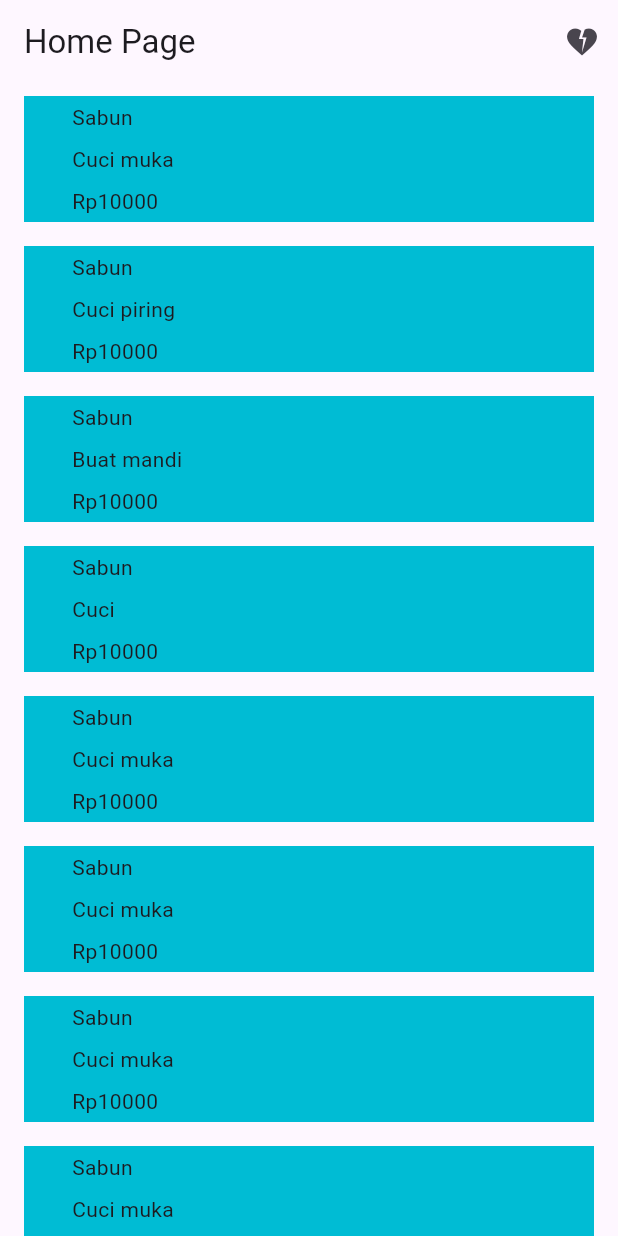
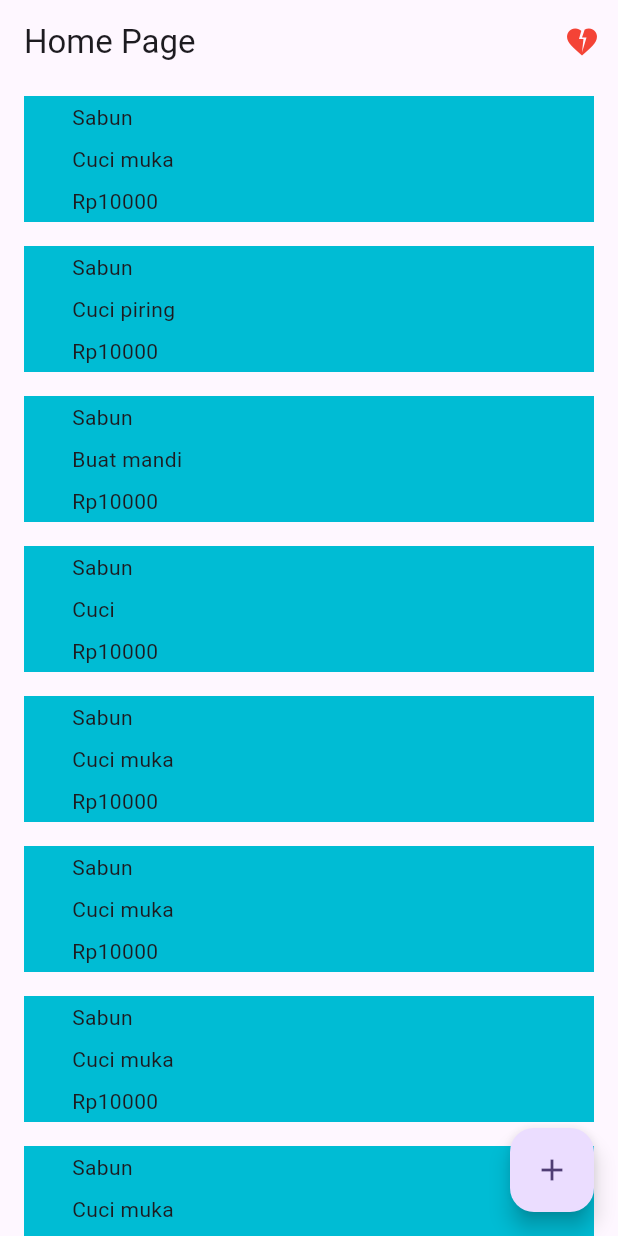
Before and after one commit to sendotjiam/flutter-bootcamp-bncc, a Flutter app: the screen it shows after launch, on a phone screen of 412 x 824 dp. Run offline on Flutter 3.47's test engine with Material 2 defaults, Android fonts, the phone set to English and light mode, and no system bars.

Commit message:
Add pert4

```diff
--- a/pert3/lib/main.dart
+++ b/pert3/lib/main.dart
@@ -6,9 +6,25 @@ void main() {
   runApp(const MyApp());
 }
 
-List<ItemModel> wishlists = [
+List<ItemModel> itemList = [
+  ItemModel("Sabun", "Cuci muka", 10000),
+  ItemModel("Sabun", "Cuci piring", 10000),
+  ItemModel("Sabun", "Buat mandi", 10000),
+  ItemModel("Sabun", "Cuci", 10000),
+  ItemModel("Sabun", "Cuci muka", 10000),
+  ItemModel("Sabun", "Cuci muka", 10000),
+  ItemModel("Sabun", "Cuci muka", 10000),
+  ItemModel("Sabun", "Cuci muka", 10000),
+  ItemModel("Sabun", "Cuci muka", 10000),
+  ItemModel("Sabun", "Cuci muka", 10000),
+  ItemModel("Sabun", "Cuci muka", 10000),
+  ItemModel("Sabun", "Cuci muka", 10000),
+  ItemModel("Sabun", "Cuci muka", 10000),
+  ItemModel("Sabun", "Cuci muka", 10000),
+  ItemModel("Sabun", "Cuci muka", 10000),
+];
 
-];
+List<ItemModel> wishlists = [];
 
 class MyApp extends StatelessWidget {
   const MyApp({super.key});
--- a/pert3/lib/screens/home_screen.dart
+++ b/pert3/lib/screens/home_screen.dart
@@ -1,29 +1,17 @@
 import 'package:flutter/material.dart';
+import 'package:pert3/components/form_bottom_sheet.dart';
 import 'package:pert3/main.dart';
 import 'package:pert3/models/item_model.dart';
 import 'package:pert3/screens/wishlist_screen.dart';
 
-class HomeScreen extends StatelessWidget {
-  final _data = [
-    ItemModel("Sabun", "Cuci muka", 10000),
-    ItemModel("Sabun", "Cuci piring", 10000),
-    ItemModel("Sabun", "Buat mandi", 10000),
-    ItemModel("Sabun", "Cuci", 10000),
-    ItemModel("Sabun", "Cuci muka", 10000),
-    ItemModel("Sabun", "Cuci muka", 10000),
-    ItemModel("Sabun", "Cuci muka", 10000),
-    ItemModel("Sabun", "Cuci muka", 10000),
-    ItemModel("Sabun", "Cuci muka", 10000),
-    ItemModel("Sabun", "Cuci muka", 10000),
-    ItemModel("Sabun", "Cuci muka", 10000),
-    ItemModel("Sabun", "Cuci muka", 10000),
-    ItemModel("Sabun", "Cuci muka", 10000),
-    ItemModel("Sabun", "Cuci muka", 10000),
-    ItemModel("Sabun", "Cuci muka", 10000),
-  ];
+class HomeScreen extends StatefulWidget {
+  const HomeScreen({super.key});
 
-  HomeScreen({super.key});
+  @override
+  State<HomeScreen> createState() => _HomeScreenState();
+}
 
+class _HomeScreenState extends State<HomeScreen> {
   @override
   Widget build(BuildContext context) {
     return Scaffold(
@@ -38,9 +26,31 @@ class HomeScreen extends StatelessWidget {
                 ),
               );
             },
-            icon: const Icon(Icons.heart_broken),
+            icon: const Icon(
+              Icons.heart_broken,
+              color: Colors.red,
+            ),
           ),
         ],
+      ),
+      floatingActionButton: FloatingActionButton(
+        onPressed: () async {
+          ItemModel model = await showModalBottomSheet(
+            isScrollControlled: true,
+            context: context,
+            builder: (context) {
+              return Padding(
+                padding: EdgeInsets.only(
+                    bottom: MediaQuery.of(context).viewInsets.bottom),
+                child: const FormBottomSheet(),
+              );
+            },
+          );
+          setState(() {
+            itemList.add(model);
+          });
+        },
+        child: const Icon(Icons.add),
       ),
       body: SafeArea(
         // LayoutBuilder(
@@ -58,12 +68,12 @@ class HomeScreen extends StatelessWidget {
         //     }
         //   },
         child: ListView.builder(
-          itemCount: _data.length,
+          itemCount: itemList.length,
           itemBuilder: (context, index) {
             return GestureDetector(
               onTap: () {
-                if (!wishlists.contains(_data[index])) {
-                  wishlists.add(_data[index]);
+                if (!wishlists.contains(itemList[index])) {
+                  wishlists.add(itemList[index]);
                 }
                 Navigator.of(context).push(
                   MaterialPageRoute(
@@ -80,15 +90,15 @@ class HomeScreen extends StatelessWidget {
                 child: Column(
                   crossAxisAlignment: CrossAxisAlignment.start,
                   children: [
-                    Text(_data[index].title),
+                    Text(itemList[index].title),
                     const SizedBox(
                       height: 8,
                     ),
-                    Text(_data[index].description),
+                    Text(itemList[index].description),
                     const SizedBox(
                       height: 8,
                     ),
-                    Text("Rp${_data[index].price}"),
+                    Text("Rp${itemList[index].price}"),
                   ],
                 ),
               ),
@@ -98,17 +108,4 @@ class HomeScreen extends StatelessWidget {
       ),
     );
   }
-
-  // Widget _makeResponsiveLayout() {
-  //   const width = MediaQuery.of(context).size.width;
-  //   const orientation = MediaQuery.of(context).orientation;
-
-  //   if (width < 1290) {
-  //     return Container(); //
-  //   } else if (width < 720 ) {
-  //     return Container();//
-  //   } else if (width < 420) {
-  //     return ListView();
-  //   }
-  // }
 }
```
Also changed, not shown: pert3/lib/components/form_bottom_sheet.dart (added, +110 -0 lines).
